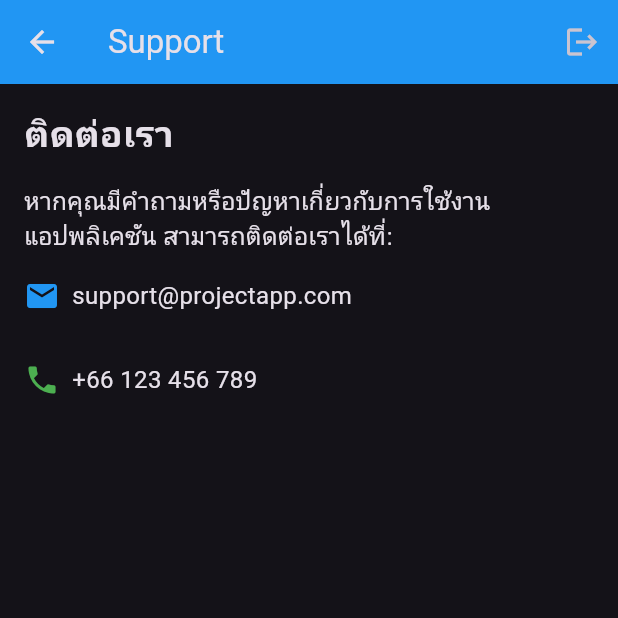
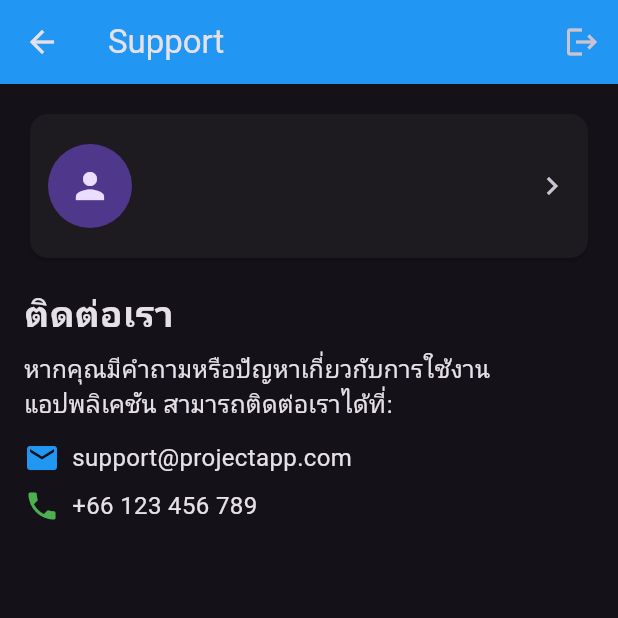
Before and after one commit to apirxt/projectapp, a Flutter app: the mysupport screen opened directly, on a phone screen of 412 x 824 dp, the top half of it. Run offline on Flutter 3.47's test engine with Material 3 defaults, Android fonts, the phone set to English and light mode, and no system bars; our stand-ins replace cloud_firestore, firebase_auth, firebase_core, firebase_storage, fluttertoast, form_field_validator and 4 more; accounts and stored records are empty; network calls fail.

Commit message:
Edit support
Edit support

```diff
--- a/lib/mysupport.dart
+++ b/lib/mysupport.dart
@@ -1,12 +1,19 @@
 import 'package:firebase_auth/firebase_auth.dart';
 import 'package:flutter/material.dart';
 import 'package:projectapp/screen/home.dart';
+import 'package:projectapp/screen/account_profile.dart';
 
-class mysupport extends StatelessWidget {
+class mysupport extends StatefulWidget {
   const mysupport({super.key});
 
   @override
+  State<mysupport> createState() => _mysupportState();
+}
+
+class _mysupportState extends State<mysupport> {
+  @override
   Widget build(BuildContext context) {
+    final user = FirebaseAuth.instance.currentUser;
     return Scaffold(
       appBar: AppBar(
         backgroundColor: Colors.blue,
@@ -16,6 +23,7 @@ class mysupport extends StatelessWidget {
             icon: const Icon(Icons.logout),
             onPressed: () async {
               await FirebaseAuth.instance.signOut();
+              if (!mounted) return;
               Navigator.pushAndRemoveUntil(
                 context,
                 MaterialPageRoute(builder: (context) => HomeScreen()),
@@ -25,46 +33,63 @@ class mysupport extends StatelessWidget {
           ),
         ],
       ),
-      body: Column(
-        crossAxisAlignment: CrossAxisAlignment.start,
+      body: ListView(
+        padding: const EdgeInsets.all(16),
         children: [
-          Padding(
-            padding: const EdgeInsets.all(16.0),
-            child: Text(
-              'ติดต่อเรา',
-              style: TextStyle(
-                fontSize: 24,
-                fontWeight: FontWeight.bold,
+          // Account summary card
+          Card(
+            child: ListTile(
+              contentPadding: const EdgeInsets.all(12),
+              leading: CircleAvatar(
+                radius: 28,
+                backgroundImage:
+                    (user?.photoURL != null && user!.photoURL!.isNotEmpty)
+                        ? NetworkImage(user.photoURL!)
+                        : null,
+                child: (user?.photoURL == null || user!.photoURL!.isEmpty)
+                    ? const Icon(Icons.person, size: 28)
+                    : null,
+              ),
+              title: Text(user?.displayName ?? 'ไม่ระบุชื่อผู้ใช้'),
+              subtitle: Text(user?.email ?? 'ไม่ระบุอีเมล'),
+              trailing: const Icon(Icons.chevron_right),
+              onTap: () async {
+                await Navigator.push(
+                  context,
+                  MaterialPageRoute(
+                      builder: (_) => const AccountProfileScreen()),
+                );
+                if (mounted) setState(() {}); // refresh after return
+              },
             ),
           ),
+
+          const SizedBox(height: 16),
+          const Text(
+            'ติดต่อเรา',
+            style: TextStyle(fontSize: 24, fontWeight: FontWeight.bold),
           ),
-          Padding(
-            padding: const EdgeInsets.symmetric(horizontal: 16.0),
-            child: Text(
+          const SizedBox(height: 8),
+          const Text(
             'หากคุณมีคำถามหรือปัญหาเกี่ยวกับการใช้งานแอปพลิเคชัน สามารถติดต่อเราได้ที่:',
             style: TextStyle(fontSize: 16),
           ),
-          ),
-          Padding(
-            padding: const EdgeInsets.all(16.0),
-            child: Row(
+          const SizedBox(height: 12),
+          Row(
             children: const [
               Icon(Icons.email, color: Colors.blue),
               SizedBox(width: 8),
               Text('support@projectapp.com', style: TextStyle(fontSize: 16)),
             ],
           ),
-          ),
-          Padding(
-            padding: const EdgeInsets.all(16.0),
-            child: Row(
+          const SizedBox(height: 8),
+          Row(
             children: const [
               Icon(Icons.phone, color: Colors.green),
               SizedBox(width: 8),
               Text('+66 123 456 789', style: TextStyle(fontSize: 16)),
             ],
           ),
-          ),
         ],
       ),
     );
```
Also changed, not shown: lib/screen/account_profile.dart (added, +394 -0 lines). Lines whose indentation alone changed are shown as unchanged.
